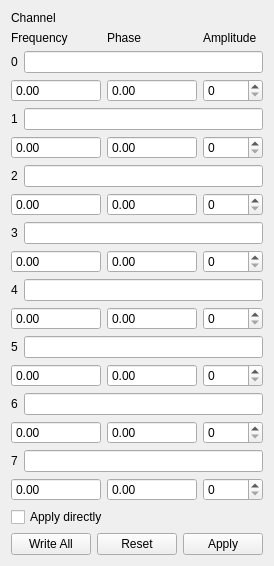
Qt form ui/DDS.ui (MonroeQuantumNetworks/IonControl) before a commit.
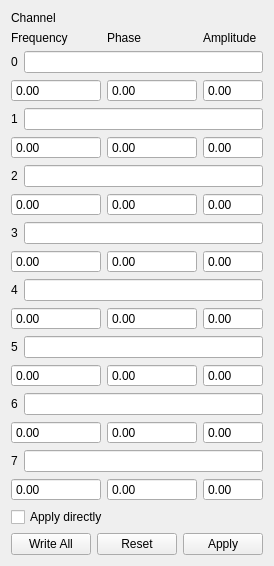
The same form after that commit. Custom widgets are drawn as their Qt base class.

Commit message: use MagnitudeSpinBox in DDS Amplitude

Diff of the .ui file:
```diff
--- a/ui/DDS.ui
+++ b/ui/DDS.ui
@@ -7,7 +7,7 @@
     <x>0</x>
     <y>0</y>
     <width>263</width>
-    <height>532</height>
+    <height>549</height>
    </rect>
   </property>
   <property name="windowTitle">
@@ -73,19 +73,6 @@
        </property>
       </widget>
      </item>
-     <item row="15" column="2">
-      <widget class="QSpinBox" name="amplitudeBox6">
-       <property name="minimumSize">
-        <size>
-         <width>60</width>
-         <height>0</height>
-        </size>
-       </property>
-       <property name="maximum">
-        <number>1023</number>
-       </property>
-      </widget>
-     </item>
      <item row="10" column="1">
       <widget class="MagnitudeSpinBox" name="phaseBox4">
        <property name="sizePolicy">
@@ -120,19 +107,6 @@
        </item>
       </layout>
      </item>
-     <item row="10" column="2">
-      <widget class="QSpinBox" name="amplitudeBox4">
-       <property name="minimumSize">
-        <size>
-         <width>60</width>
-         <height>0</height>
-        </size>
-       </property>
-       <property name="maximum">
-        <number>1023</number>
-       </property>
-      </widget>
-     </item>
      <item row="10" column="0">
       <widget class="MagnitudeSpinBox" name="frequencyBox4">
        <property name="sizePolicy">
@@ -167,19 +141,6 @@
        </item>
       </layout>
      </item>
-     <item row="8" column="2">
-      <widget class="QSpinBox" name="amplitudeBox3">
-       <property name="minimumSize">
-        <size>
-         <width>60</width>
-         <height>0</height>
-        </size>
-       </property>
-       <property name="maximum">
-        <number>1023</number>
-       </property>
-      </widget>
-     </item>
      <item row="6" column="0">
       <widget class="MagnitudeSpinBox" name="frequencyBox2">
        <property name="sizePolicy">
@@ -261,19 +222,6 @@
        </item>
       </layout>
      </item>
-     <item row="6" column="2">
-      <widget class="QSpinBox" name="amplitudeBox2">
-       <property name="minimumSize">
-        <size>
-         <width>60</width>
-         <height>0</height>
-        </size>
-       </property>
-       <property name="maximum">
-        <number>1023</number>
-       </property>
-      </widget>
-     </item>
      <item row="8" column="1">
       <widget class="MagnitudeSpinBox" name="phaseBox3">
        <property name="sizePolicy">
@@ -361,19 +309,6 @@
        </property>
       </widget>
      </item>
-     <item row="2" column="2">
-      <widget class="QSpinBox" name="amplitudeBox0">
-       <property name="minimumSize">
-        <size>
-         <width>60</width>
-         <height>0</height>
-        </size>
-       </property>
-       <property name="maximum">
-        <number>1023</number>
-       </property>
-      </widget>
-     </item>
      <item row="3" column="0" colspan="3">
       <layout class="QHBoxLayout" name="horizontalLayout_6">
        <item>
@@ -421,19 +356,6 @@
        </property>
       </widget>
      </item>
-     <item row="4" column="2">
-      <widget class="QSpinBox" name="amplitudeBox1">
-       <property name="minimumSize">
-        <size>
-         <width>60</width>
-         <height>0</height>
-        </size>
-       </property>
-       <property name="maximum">
-        <number>1023</number>
-       </property>
-      </widget>
-     </item>
      <item row="12" column="0">
       <widget class="MagnitudeSpinBox" name="frequencyBox5">
        <property name="sizePolicy">
@@ -460,32 +382,6 @@
        </property>
       </widget>
      </item>
-     <item row="12" column="2">
-      <widget class="QSpinBox" name="amplitudeBox5">
-       <property name="minimumSize">
-        <size>
-         <width>60</width>
-         <height>0</height>
-        </size>
-       </property>
-       <property name="maximum">
-        <number>1023</number>
-       </property>
-      </widget>
-     </item>
-     <item row="18" column="2">
-      <widget class="QSpinBox" name="amplitudeBox7">
-       <property name="minimumSize">
-        <size>
-         <width>60</width>
-         <height>0</height>
-        </size>
-       </property>
-       <property name="maximum">
-        <number>1023</number>
-       </property>
-      </widget>
-     </item>
      <item row="18" column="1">
       <widget class="MagnitudeSpinBox" name="phaseBox7">
        <property name="sizePolicy">
@@ -533,6 +429,110 @@
        </item>
       </layout>
      </item>
+     <item row="2" column="2">
+      <widget class="MagnitudeSpinBox" name="amplitudeBox0">
+       <property name="minimumSize">
+        <size>
+         <width>60</width>
+         <height>0</height>
+        </size>
+       </property>
+       <property name="buttonSymbols">
+        <enum>QAbstractSpinBox::NoButtons</enum>
+       </property>
+      </widget>
+     </item>
+     <item row="18" column="2">
+      <widget class="MagnitudeSpinBox" name="amplitudeBox7">
+       <property name="minimumSize">
+        <size>
+         <width>60</width>
+         <height>0</height>
+        </size>
+       </property>
+       <property name="buttonSymbols">
+        <enum>QAbstractSpinBox::NoButtons</enum>
+       </property>
+      </widget>
+     </item>
+     <item row="15" column="2">
+      <widget class="MagnitudeSpinBox" name="amplitudeBox6">
+       <property name="minimumSize">
+        <size>
+         <width>60</width>
+         <height>0</height>
+        </size>
+       </property>
+       <property name="buttonSymbols">
+        <enum>QAbstractSpinBox::NoButtons</enum>
+       </property>
+      </widget>
+     </item>
+     <item row="12" column="2">
+      <widget class="MagnitudeSpinBox" name="amplitudeBox5">
+       <property name="minimumSize">
+        <size>
+         <width>60</width>
+         <height>0</height>
+        </size>
+       </property>
+       <property name="buttonSymbols">
+        <enum>QAbstractSpinBox::NoButtons</enum>
+       </property>
+      </widget>
+     </item>
+     <item row="10" column="2">
+      <widget class="MagnitudeSpinBox" name="amplitudeBox4">
+       <property name="minimumSize">
+        <size>
+         <width>60</width>
+         <height>0</height>
+        </size>
+       </property>
+       <property name="buttonSymbols">
+        <enum>QAbstractSpinBox::NoButtons</enum>
+       </property>
+      </widget>
+     </item>
+     <item row="8" column="2">
+      <widget class="MagnitudeSpinBox" name="amplitudeBox3">
+       <property name="minimumSize">
+        <size>
+         <width>60</width>
+         <height>0</height>
+        </size>
+       </property>
+       <property name="buttonSymbols">
+        <enum>QAbstractSpinBox::NoButtons</enum>
+       </property>
+      </widget>
+     </item>
+     <item row="6" column="2">
+      <widget class="MagnitudeSpinBox" name="amplitudeBox2">
+       <property name="minimumSize">
+        <size>
+         <width>60</width>
+         <height>0</height>
+        </size>
+       </property>
+       <property name="buttonSymbols">
+        <enum>QAbstractSpinBox::NoButtons</enum>
+       </property>
+      </widget>
+     </item>
+     <item row="4" column="2">
+      <widget class="MagnitudeSpinBox" name="amplitudeBox1">
+       <property name="minimumSize">
+        <size>
+         <width>60</width>
+         <height>0</height>
+        </size>
+       </property>
+       <property name="buttonSymbols">
+        <enum>QAbstractSpinBox::NoButtons</enum>
+       </property>
+      </widget>
+     </item>
     </layout>
    </item>
    <item>
```
The commit also changes 1 other file.
